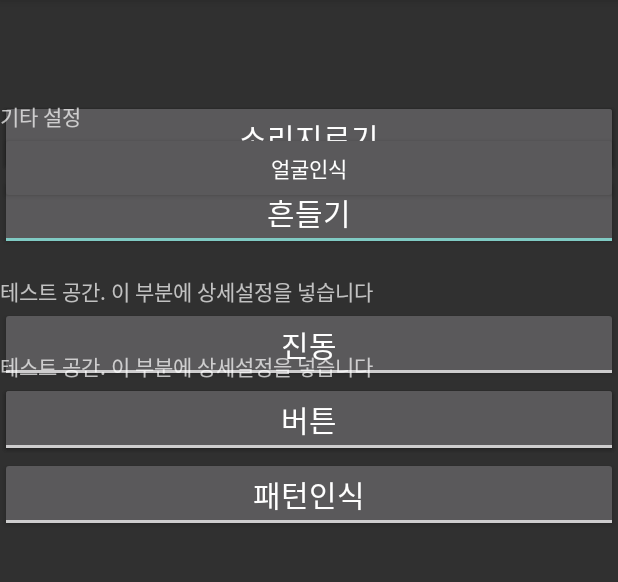
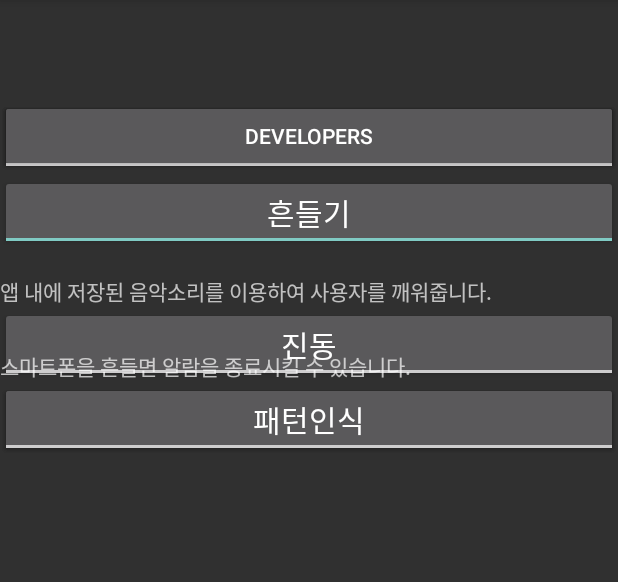
Before and after one commit to m022495/are_you_sleeping, an Android app: the TabActivity screen opened directly, with no data from a screen before it, after a tap on "진동", on a phone screen of 412 x 824 dp, the part 84-666 px from its top. Run offline under Robolectric (Android 15) with nearby library versions, the phone set to English and light mode, and no system bars.

Commit message:
불필요한 코드 삭제 및 수정

```diff
--- a/app/src/main/java/com/google/android/gms/samples/vision/face/facetracker/TabActivity.java
+++ b/app/src/main/java/com/google/android/gms/samples/vision/face/facetracker/TabActivity.java
@@ -9,9 +9,11 @@ import android.graphics.Color;
 import android.os.Build;
 import android.support.design.widget.TabLayout;
 import android.support.v4.app.ActivityCompat;
+import android.support.v7.app.AlertDialog;
 import android.support.v7.app.AppCompatActivity;
 import android.os.Bundle;
 import android.view.View;
+import android.widget.EditText;
 import android.widget.LinearLayout;
 import android.widget.TabHost;
 import android.widget.TextView;
@@ -26,7 +28,6 @@ public class TabActivity extends AppCompatActivity {
     protected void onCreate(Bundle savedInstanceState) {
         super.onCreate(savedInstanceState);
         setContentView(R.layout.activity_tab);
-
 
         TabHost tabHost=(TabHost)findViewById(R.id.tabHost);
         tabHost.setup();
@@ -86,26 +87,29 @@ public class TabActivity extends AppCompatActivity {
         editor.commit();
         refresh();
     }
-    public void clickSB3(View v){
-        SharedPreferences opt = getSharedPreferences("Option",MODE_PRIVATE);
-        SharedPreferences.Editor editor = opt.edit();
-        editor.putString("shut","단순버튼");
-        editor.commit();
-        refresh();
-    }
+
     public void clickSB4(View v){
         SharedPreferences opt = getSharedPreferences("Option",MODE_PRIVATE);
         SharedPreferences.Editor editor = opt.edit();
         editor.putString("shut","패턴인식");
         editor.commit();
         SharedPreferences opt1 = getSharedPreferences("Option", MODE_PRIVATE); // 이전거 가져오나봐 자세한건 잘 모르겠다.
-        String pattern1 = opt1.getString("patternT","0"); // 졸음감지 이후 깨우는 방법, 디폴트는 진동
+        String pattern1 = opt1.getString("patternT","0");
         if(pattern1.equals("0")){
             Intent intent = new Intent("com.google.android.gms.samples.vision.face.facetracker.pattern");
             intent.setFlags(Intent.FLAG_ACTIVITY_NEW_TASK | Intent.FLAG_ACTIVITY_SINGLE_TOP);   // 이거 안해주면 안됨
             startActivity(intent);
         }
         refresh();
+    }
+
+    public void clickDev(View v){
+        AlertDialog.Builder ad = new AlertDialog.Builder(TabActivity.this);
+        ad.setTitle("개발자");
+        TextView tv = new TextView(TabActivity.this);
+        tv.setText("이 앱은 명지대학교 컴퓨터공학과 캡스톤디자인1을 수강하는 학생들에 의해 만들어졌습니다.");
+        ad.setView(tv);
+        ad.show();
     }
 
     public void refresh(){
@@ -129,10 +133,6 @@ public class TabActivity extends AppCompatActivity {
         tab.setVisibility(View.GONE);
         tg = (ToggleButton)findViewById(R.id.shutButton2);
         tab = (LinearLayout)findViewById(R.id.shutTab2);
-        tg.setChecked(false);
-        tab.setVisibility(View.GONE);
-        tg = (ToggleButton)findViewById(R.id.shutButton3);
-        tab = (LinearLayout)findViewById(R.id.shutTab3);
         tg.setChecked(false);
         tab.setVisibility(View.GONE);
         tg = (ToggleButton)findViewById(R.id.shutButton4);
@@ -172,12 +172,6 @@ public class TabActivity extends AppCompatActivity {
             case "흔들기":
                 tg = (ToggleButton) findViewById(R.id.shutButton2);
                 tab = (LinearLayout) findViewById(R.id.shutTab2);
-                tg.setChecked(true);
-                tab.setVisibility(View.VISIBLE);
-                break;
-            case "단순버튼":
-                tg = (ToggleButton) findViewById(R.id.shutButton3);
-                tab = (LinearLayout) findViewById(R.id.shutTab3);
                 tg.setChecked(true);
                 tab.setVisibility(View.VISIBLE);
                 break;
--- a/app/src/main/res/layout/activity_tab.xml
+++ b/app/src/main/res/layout/activity_tab.xml
@@ -42,7 +42,7 @@
                 <TextView
                     android:layout_width="match_parent"
                     android:layout_height="match_parent"
-                    android:text="테스트 공간. 이 부분에 상세설정을 넣습니다"/>
+                    android:text="앱 내에 저장된 음악소리를 이용하여 사용자를 깨워줍니다."/>
             </LinearLayout>
 
             <ToggleButton
@@ -65,7 +65,7 @@
                 <TextView
                     android:layout_width="match_parent"
                     android:layout_height="match_parent"
-                    android:text="테스트 공간. 이 부분에 상세설정을 넣습니다"/>
+                    android:text="진동을 울려 사용자를 깨웁니다."/>
             </LinearLayout>
             <ToggleButton
                 android:id="@+id/wakeButton3"
@@ -87,7 +87,7 @@
                 <TextView
                     android:layout_width="match_parent"
                     android:layout_height="match_parent"
-                    android:text="테스트 공간. 이 부분에 상세설정을 넣습니다"/>
+                    android:text="소름끼치는 소리를 이용해 사용자를 깨웁니다."/>
             </LinearLayout>
         </LinearLayout>
 
@@ -118,7 +118,7 @@
                 <TextView
                     android:layout_width="match_parent"
                     android:layout_height="match_parent"
-                    android:text="테스트 공간. 이 부분에 상세설정을 넣습니다"/>
+                    android:text="사용자의 고합소리를 이용해 알람을 종료합니다.\n마이크권한이 거부되면 오류가 발생할 수 있습니다."/>
             </LinearLayout>
 `
             <ToggleButton
@@ -141,30 +141,9 @@
                 <TextView
                     android:layout_width="match_parent"
                     android:layout_height="match_parent"
-                    android:text="테스트 공간. 이 부분에 상세설정을 넣습니다"/>
+                    android:text="스마트폰을 흔들면 알람을 종료시킬 수 있습니다."/>
             </LinearLayout>
-            <ToggleButton
-                android:id="@+id/shutButton3"
-                android:layout_width="match_parent"
-                android:layout_height="wrap_content"
-                android:text="Toggle"
-                android:textOff="버튼"
-                android:textOn="버튼"
-                android:textSize="20dp"
-                android:onClick="clickSB3"/>
-            <LinearLayout
-                android:layout_width="match_parent"
-                android:layout_height="wrap_content"
-                android:id="@+id/shutTab3"
-                android:orientation="vertical"
-                android:paddingTop="100px"
-                android:visibility="gone"
-                >
-                <TextView
-                    android:layout_width="match_parent"
-                    android:layout_height="match_parent"
-                    android:text="테스트 공간. 이 부분에 상세설정을 넣습니다"/>
-            </LinearLayout>
+
             <ToggleButton
                 android:id="@+id/shutButton4"
                 android:layout_width="match_parent"
@@ -185,7 +164,7 @@
                 <TextView
                     android:layout_width="match_parent"
                     android:layout_height="match_parent"
-                    android:text="테스트 공간. 이 부분에 상세설정을 넣습니다"/>
+                    android:text="사용자가 설정한 패턴을 입력하는 것으로 알람을 종료합니다."/>
             </LinearLayout>
         </LinearLayout>
 
@@ -196,17 +175,12 @@
             android:orientation="vertical"
             android:paddingTop="100px"
             >
-            <TextView
+
+            <Button
                 android:layout_width="match_parent"
                 android:layout_height="wrap_content"
-                android:text="기타 설정"/>
-
-            <Button
-
-                android:layout_width="match_parent"
-                android:layout_height="wrap_content"
-                android:text="얼굴인식"
-                android:onClick="faceDetecting"/>
+                android:text="Developers"
+                android:onClick="clickDev"/>
 
         </LinearLayout>
     </FrameLayout>
```
